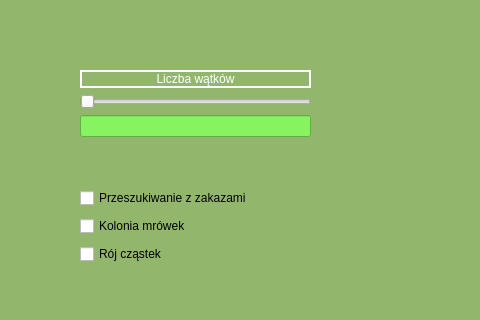
Above: TSP-solver/mainwindow.ui from janwawruszczak1998/TSP-Solver-Computer-Science-Engineering-Thesis before the change; both pictures show x 0 to 480 and y 364 to 684 of the 1408 by 684 pixel window. Below: the same form after it.
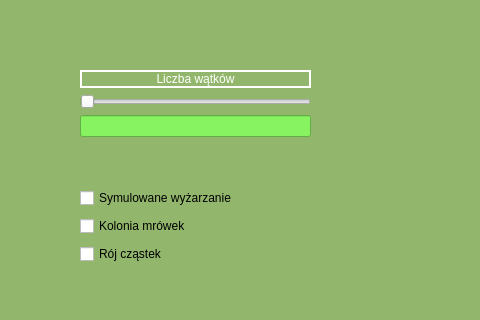
That is the form after the change. Icons and pictures are not drawn.

Patch:
```diff
--- a/TSP-solver/mainwindow.ui
+++ b/TSP-solver/mainwindow.ui
@@ -255,7 +255,7 @@
      <item>
       <widget class="QCheckBox" name="SACheckBox">
        <property name="text">
-        <string>Przeszukiwanie z zakazami</string>
+        <string>Symulowane wyżarzanie</string>
        </property>
        <property name="checked">
         <bool>false</bool>
```
